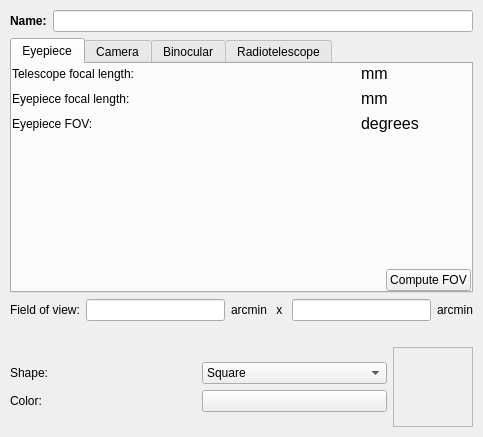
Qt form kstars/dialogs/newfov.ui (KDE/kstars) before a commit.
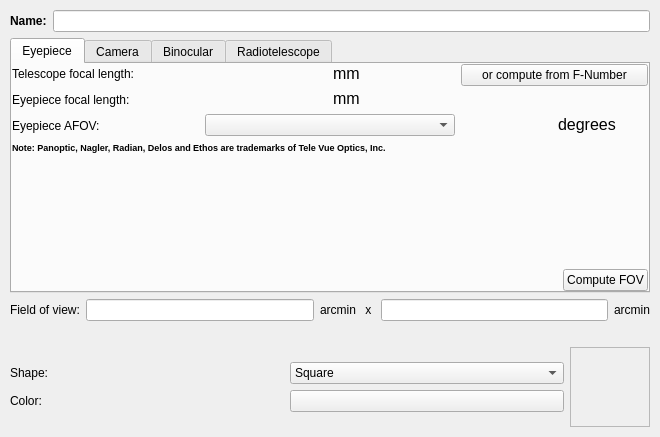
The same form after that commit. The open tabs and pages were chosen to show the change. Custom widgets are drawn as their Qt base class.

Commit message:
Add two abilities to the FOV calculator:
1. Have a pre-defined dropdown list of popular Eyepieces and their
   apparent FOVs, in addition to manual entry.

2. Provide an option to compute the telescope focal length from
   f-number and aperture diameter (in both mm and inch). Amateur
   astronomers continue to cite their telescope specifications using
   the diameter in inches and the f-number, eg: 8" f/8.

FEATURE

What changed in the file:
```diff
--- a/kstars/dialogs/newfov.ui
+++ b/kstars/dialogs/newfov.ui
@@ -6,7 +6,7 @@
    <rect>
     <x>0</x>
     <y>0</y>
-    <width>483</width>
+    <width>660</width>
     <height>437</height>
    </rect>
   </property>
@@ -101,29 +101,26 @@
            </item>
            <item>
             <widget class="QLabel" name="textLabel8_2">
+             <property name="sizePolicy">
+              <sizepolicy hsizetype="Preferred" vsizetype="Preferred">
+               <horstretch>0</horstretch>
+               <verstretch>0</verstretch>
+              </sizepolicy>
+             </property>
+             <property name="toolTip">
+              <string>Enter the eyepiece's Apparent field-of-view</string>
+             </property>
              <property name="text">
-              <string>Eyepiece FOV:</string>
+              <string>Eyepiece AFOV:</string>
              </property>
             </widget>
            </item>
           </layout>
          </item>
          <item>
-          <layout class="QVBoxLayout">
-           <property name="spacing">
-            <number>6</number>
-           </property>
-           <property name="margin">
-            <number>0</number>
-           </property>
+          <layout class="QVBoxLayout" name="verticalLayout">
            <item>
-            <layout class="QHBoxLayout">
-             <property name="spacing">
-              <number>6</number>
-             </property>
-             <property name="margin">
-              <number>0</number>
-             </property>
+            <layout class="QHBoxLayout" name="horizontalLayout">
              <item>
               <widget class="KDoubleNumInput" name="TLength1">
                <property name="focusPolicy">
@@ -201,6 +198,65 @@
             </layout>
            </item>
            <item>
+            <widget class="QComboBox" name="EyepieceAFOV">
+             <property name="sizePolicy">
+              <sizepolicy hsizetype="Minimum" vsizetype="Fixed">
+               <horstretch>0</horstretch>
+               <verstretch>0</verstretch>
+              </sizepolicy>
+             </property>
+             <property name="minimumSize">
+              <size>
+               <width>250</width>
+               <height>0</height>
+              </size>
+             </property>
+            </widget>
+           </item>
+          </layout>
+         </item>
+         <item>
+          <layout class="QVBoxLayout">
+           <property name="spacing">
+            <number>6</number>
+           </property>
+           <property name="margin">
+            <number>0</number>
+           </property>
+           <item>
+            <layout class="QHBoxLayout">
+             <property name="spacing">
+              <number>6</number>
+             </property>
+             <property name="margin">
+              <number>0</number>
+             </property>
+             <item>
+              <widget class="QPushButton" name="ComputeTLengthFromFNum1">
+               <property name="text">
+                <string>or compute from F-Number</string>
+               </property>
+              </widget>
+             </item>
+            </layout>
+           </item>
+           <item>
+            <spacer name="horizontalSpacer">
+             <property name="orientation">
+              <enum>Qt::Horizontal</enum>
+             </property>
+             <property name="sizeType">
+              <enum>QSizePolicy::Minimum</enum>
+             </property>
+             <property name="sizeHint" stdset="0">
+              <size>
+               <width>20</width>
+               <height>20</height>
+              </size>
+             </property>
+            </spacer>
+           </item>
+           <item>
             <layout class="QHBoxLayout">
              <property name="spacing">
               <number>6</number>
@@ -246,6 +302,20 @@
          </item>
         </layout>
        </item>
+       <item>
+        <widget class="QLabel" name="label_4">
+         <property name="font">
+          <font>
+           <pointsize>7</pointsize>
+           <weight>75</weight>
+           <bold>true</bold>
+          </font>
+         </property>
+         <property name="text">
+          <string>Note: Panoptic, Nagler, Radian, Delos and Ethos are trademarks of Tele Vue Optics, Inc.</string>
+         </property>
+        </widget>
+       </item>
        <item>
         <spacer>
          <property name="orientation">
```
Left out of the diff: 41 changed lines with no effect on the pictures. The commit also changes 2 other files.
